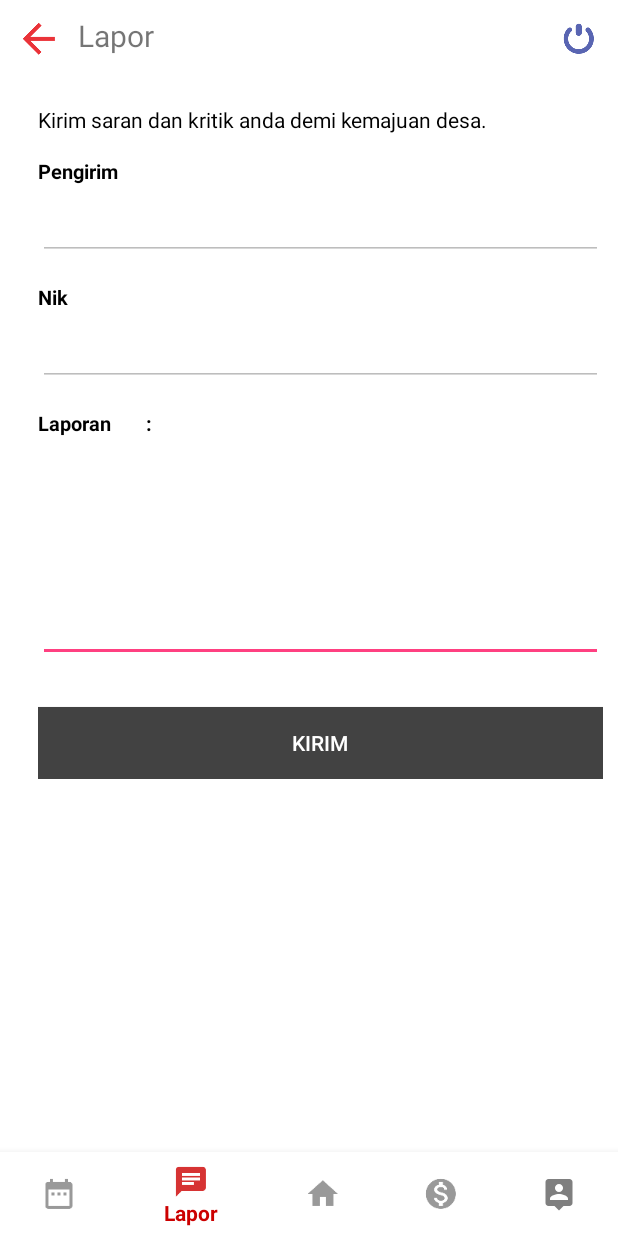
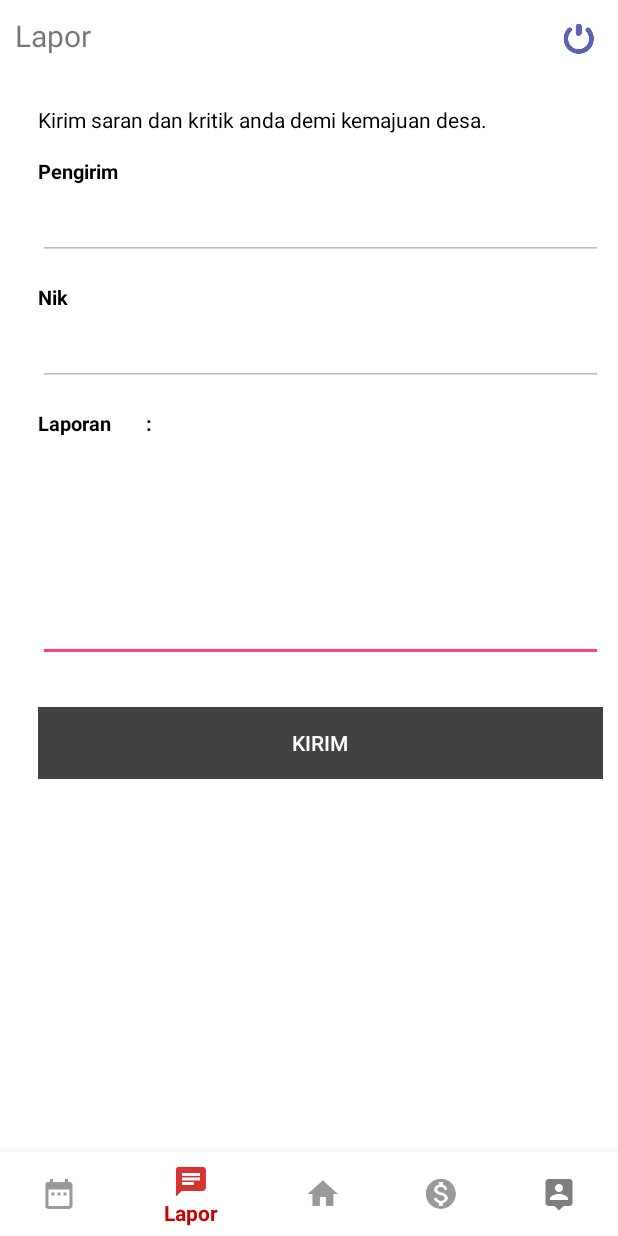
Before and after one commit to didikkurniawan/LayananMandiri, an Android app: the LaporActivity screen opened directly, with no data from a screen before it, on a phone screen of 412 x 824 dp. Run offline under Robolectric (Android 15) with nearby library versions, the light colour scheme and no system bars; our stand-ins replace Volley; network calls fail.

Commit message:
Menghilangkan simpol panah back, dan menambahkan fungsi di Dasboard

```diff
--- a/app/src/main/java/com/ui/lm/layananmandiri_02/DashboardActivity.java
+++ b/app/src/main/java/com/ui/lm/layananmandiri_02/DashboardActivity.java
@@ -156,6 +156,7 @@ public class DashboardActivity extends AppCompatActivity implements View.OnClick
                 return true;
             case R.id.home:
                 Intent newAct2 = new Intent(this, DashboardActivity.class);
+                newAct2.setFlags(Intent.FLAG_ACTIVITY_NEW_TASK | Intent.FLAG_ACTIVITY_CLEAR_TASK);
                 startActivity(newAct2);
                 return true;
             case R.id.lapor:
--- a/app/src/main/res/layout/activity_lapor.xml
+++ b/app/src/main/res/layout/activity_lapor.xml
@@ -129,13 +129,6 @@
             android:layout_height="wrap_content"
             android:gravity="left"
             android:layout_marginTop="10dp">
-            <ImageView
-                android:layout_width="wrap_content"
-                android:layout_height="wrap_content"
-                android:layout_marginLeft="10dp"
-                android:layout_alignParentLeft="true"
-                android:background="@drawable/back"/>
-
             <TextView
                 android:id="@+id/register"
                 android:layout_width="wrap_content"
--- a/app/src/main/res/layout/layanan_main.xml
+++ b/app/src/main/res/layout/layanan_main.xml
@@ -20,12 +20,6 @@
         android:layout_height="wrap_content"
         android:gravity="left"
         android:layout_marginTop="10dp">
-        <ImageView
-        android:layout_width="wrap_content"
-        android:layout_height="wrap_content"
-        android:layout_marginLeft="10dp"
-        android:layout_alignParentLeft="true"
-        android:background="@drawable/back"/>
 
         <TextView
         android:id="@+id/register"
```
Also changed, not shown: app/src/main/res/layout/bantuan_main.xml (+0 -7 lines).
